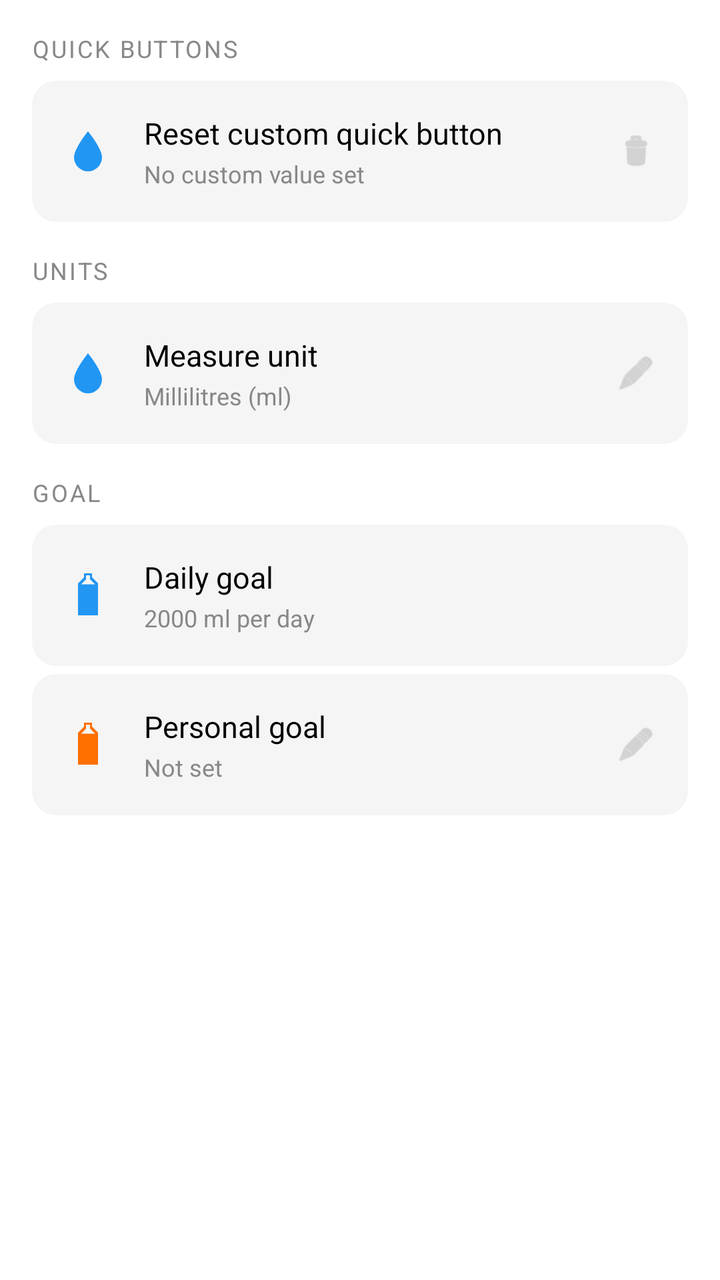
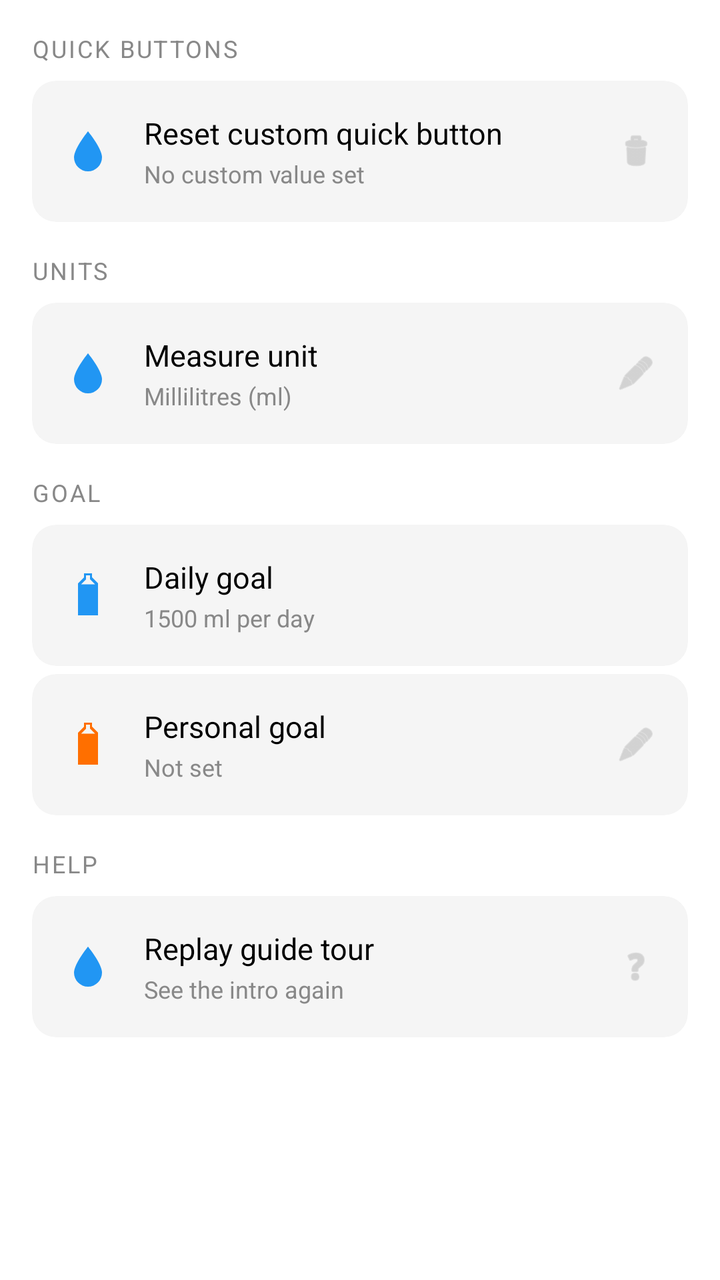

Before-and-after screenshots of an Android layout around one commit, followed by the original layout XML and the change that was made.
<!-- AndroidManifest.xml: application theme Theme.WaterReminder -->
<!-- res/layout/fragment_settings.xml -->
<?xml version="1.0" encoding="utf-8"?>
<androidx.core.widget.NestedScrollView xmlns:android="http://schemas.android.com/apk/res/android"
    xmlns:app="http://schemas.android.com/apk/res-auto"
    android:layout_width="match_parent"
    android:layout_height="match_parent"
    android:background="#FFFFFF">

    <LinearLayout
        android:layout_width="match_parent"
        android:layout_height="wrap_content"
        android:orientation="vertical"
        android:padding="16dp">

        
        <TextView
            android:layout_width="match_parent"
            android:layout_height="wrap_content"
            android:layout_marginBottom="8dp"
            android:text="Quick buttons"
            android:textColor="#888888"
            android:textSize="12sp"
            android:textAllCaps="true"
            android:letterSpacing="0.08" />

        <androidx.cardview.widget.CardView
            android:layout_width="match_parent"
            android:layout_height="wrap_content"
            android:layout_marginBottom="16dp"
            app:cardCornerRadius="12dp"
            app:cardElevation="0dp"
            app:cardBackgroundColor="#F5F5F5">

            <LinearLayout
                android:id="@+id/row_reset_custom"
                android:layout_width="match_parent"
                android:layout_height="wrap_content"
                android:orientation="horizontal"
                android:gravity="center_vertical"
                android:padding="16dp"
                android:background="?attr/selectableItemBackground"
                android:clickable="true"
                android:focusable="true">

                <ImageView
                    android:layout_width="24dp"
                    android:layout_height="24dp"
                    android:layout_marginEnd="16dp"
                    android:src="@drawable/ic_water_drop"
                    android:tint="#2196F3" />

                <LinearLayout
                    android:layout_width="0dp"
                    android:layout_height="wrap_content"
                    android:layout_weight="1"
                    android:orientation="vertical">

                    <TextView
                        android:layout_width="wrap_content"
                        android:layout_height="wrap_content"
                        android:text="Reset custom quick button"
                        android:textColor="#000000"
                        android:textSize="15sp" />

                    <TextView
                        android:id="@+id/text_custom_current"
                        android:layout_width="wrap_content"
                        android:layout_height="wrap_content"
                        android:layout_marginTop="2dp"
                        android:text="No custom value set"
                        android:textColor="#888888"
                        android:textSize="12sp" />

                </LinearLayout>

                <ImageView
                    android:layout_width="20dp"
                    android:layout_height="20dp"
                    android:src="@android:drawable/ic_menu_delete"
                    android:tint="#BBBBBB" />

            </LinearLayout>

        </androidx.cardview.widget.CardView>

        
        <TextView
            android:layout_width="match_parent"
            android:layout_height="wrap_content"
            android:layout_marginBottom="8dp"
            android:text="Units"
            android:textColor="#888888"
            android:textSize="12sp"
            android:textAllCaps="true"
            android:letterSpacing="0.08" />

        <androidx.cardview.widget.CardView
            android:layout_width="match_parent"
            android:layout_height="wrap_content"
            android:layout_marginBottom="16dp"
            app:cardCornerRadius="12dp"
            app:cardElevation="0dp"
            app:cardBackgroundColor="#F5F5F5">

            <LinearLayout
                android:id="@+id/row_set_unit"
                android:layout_width="match_parent"
                android:layout_height="wrap_content"
                android:orientation="horizontal"
                android:gravity="center_vertical"
                android:padding="16dp"
                android:background="?attr/selectableItemBackground"
                android:clickable="true"
                android:focusable="true">

                <ImageView
                    android:layout_width="24dp"
                    android:layout_height="24dp"
                    android:layout_marginEnd="16dp"
                    android:src="@drawable/ic_water_drop"
                    android:tint="#2196F3" />

                <LinearLayout
                    android:layout_width="0dp"
                    android:layout_height="wrap_content"
                    android:layout_weight="1"
                    android:orientation="vertical">

                    <TextView
                        android:layout_width="wrap_content"
                        android:layout_height="wrap_content"
                        android:text="Measure unit"
                        android:textColor="#000000"
                        android:textSize="15sp" />

                    <TextView
                        android:id="@+id/text_unit_current"
                        android:layout_width="wrap_content"
                        android:layout_height="wrap_content"
                        android:layout_marginTop="2dp"
                        android:text="Millilitres (ml)"
                        android:textColor="#888888"
                        android:textSize="12sp" />

                </LinearLayout>

                <ImageView
                    android:layout_width="20dp"
                    android:layout_height="20dp"
                    android:src="@android:drawable/ic_menu_edit"
                    android:tint="#BBBBBB" />

            </LinearLayout>

        </androidx.cardview.widget.CardView>

        
        <TextView
            android:layout_width="match_parent"
            android:layout_height="wrap_content"
            android:layout_marginBottom="8dp"
            android:text="Goal"
            android:textColor="#888888"
            android:textSize="12sp"
            android:textAllCaps="true"
            android:letterSpacing="0.08" />

        <androidx.cardview.widget.CardView
            android:layout_width="match_parent"
            android:layout_height="wrap_content"
            android:layout_marginBottom="2dp"
            app:cardCornerRadius="12dp"
            app:cardElevation="0dp"
            app:cardBackgroundColor="#F5F5F5">

            
            <LinearLayout
                android:layout_width="match_parent"
                android:layout_height="wrap_content"
                android:orientation="horizontal"
                android:gravity="center_vertical"
                android:padding="16dp">

                <ImageView
                    android:layout_width="24dp"
                    android:layout_height="24dp"
                    android:layout_marginEnd="16dp"
                    android:src="@drawable/ic_bottle_full"
                    android:tint="#2196F3" />

                <LinearLayout
                    android:layout_width="0dp"
                    android:layout_height="wrap_content"
                    android:layout_weight="1"
                    android:orientation="vertical">

                    <TextView
                        android:layout_width="wrap_content"
                        android:layout_height="wrap_content"
                        android:text="Daily goal"
                        android:textColor="#000000"
                        android:textSize="15sp" />

                    <TextView
                        android:layout_width="wrap_content"
                        android:layout_height="wrap_content"
                        android:layout_marginTop="2dp"
                        android:text="2000 ml per day"
                        android:textColor="#888888"
                        android:textSize="12sp" />

                </LinearLayout>

            </LinearLayout>

        </androidx.cardview.widget.CardView>

        <androidx.cardview.widget.CardView
            android:layout_width="match_parent"
            android:layout_height="wrap_content"
            android:layout_marginTop="2dp"
            android:layout_marginBottom="16dp"
            app:cardCornerRadius="12dp"
            app:cardElevation="0dp"
            app:cardBackgroundColor="#F5F5F5">

            
            <LinearLayout
                android:id="@+id/row_set_personal_goal"
                android:layout_width="match_parent"
                android:layout_height="wrap_content"
                android:orientation="horizontal"
                android:gravity="center_vertical"
                android:padding="16dp"
                android:background="?attr/selectableItemBackground"
                android:clickable="true"
                android:focusable="true">

                <ImageView
                    android:layout_width="24dp"
                    android:layout_height="24dp"
                    android:layout_marginEnd="16dp"
                    android:src="@drawable/ic_bottle_full"
                    android:tint="#FF6F00" />

                <LinearLayout
                    android:layout_width="0dp"
                    android:layout_height="wrap_content"
                    android:layout_weight="1"
                    android:orientation="vertical">

                    <TextView
                        android:layout_width="wrap_content"
                        android:layout_height="wrap_content"
                        android:text="Personal goal"
                        android:textColor="#000000"
                        android:textSize="15sp" />

                    <TextView
                        android:id="@+id/text_personal_goal_current"
                        android:layout_width="wrap_content"
                        android:layout_height="wrap_content"
                        android:layout_marginTop="2dp"
                        android:text="Not set"
                        android:textColor="#888888"
                        android:textSize="12sp" />

                </LinearLayout>

                <ImageView
                    android:layout_width="20dp"
                    android:layout_height="20dp"
                    android:src="@android:drawable/ic_menu_edit"
                    android:tint="#BBBBBB" />

            </LinearLayout>

        </androidx.cardview.widget.CardView>

    </LinearLayout>

</androidx.core.widget.NestedScrollView>
<!-- resources referenced by this layout -->
<resources>
  <!-- drawable ic_bottle_full (drawable) -->
  <?xml version="1.0" encoding="utf-8"?>
  <vector xmlns:android="http://schemas.android.com/apk/res/android"
      android:width="24dp"
      android:height="24dp"
      android:viewportWidth="24"
      android:viewportHeight="24">
      <path
          android:fillColor="#FFFFFF"
          android:fillType="evenOdd"
          android:pathData="
              M10,1 H14 V3 L17,6 V22 H7 V6 L10,3 Z
              M11,2 H13 V4 L15.5,6.5 V21 H8.5 V6.5 L11,4 Z
              M8.5,6.5 H15.5 V21 H8.5 Z" />
  </vector>
  <!-- drawable ic_water_drop (drawable) -->
  <?xml version="1.0" encoding="utf-8"?>
  <vector xmlns:android="http://schemas.android.com/apk/res/android"
      android:width="18dp"
      android:height="18dp"
      android:viewportWidth="24"
      android:viewportHeight="24">
      <path
          android:fillColor="#2196F3"
          android:pathData="M12,2C12,2 5,10.5 5,15a7,7 0,0 0,14 0C19,10.5 12,2 12,2z" />
  </vector>
  <style name="Theme.WaterReminder" parent="Base.Theme.WaterReminder" />
  <style name="Base.Theme.WaterReminder" parent="Theme.Material3.DayNight.NoActionBar">
          
          
      </style>
</resources>

<!-- the commit's change to res/layout/fragment_settings.xml (unified diff, before → after) -->
@@ -204,7 +204,7 @@
                         android:layout_width="wrap_content"
                         android:layout_height="wrap_content"
                         android:layout_marginTop="2dp"
-                        android:text="2000 ml per day"
+                        android:text="1500 ml per day"
                         android:textColor="#888888"
                         android:textSize="12sp" />
 
@@ -276,6 +276,76 @@
 
         </androidx.cardview.widget.CardView>
 
+        
+        <TextView
+            android:layout_width="match_parent"
+            android:layout_height="wrap_content"
+            android:layout_marginBottom="8dp"
+            android:text="Help"
+            android:textColor="#888888"
+            android:textSize="12sp"
+            android:textAllCaps="true"
+            android:letterSpacing="0.08" />
+
+        <androidx.cardview.widget.CardView
+            android:layout_width="match_parent"
+            android:layout_height="wrap_content"
+            android:layout_marginBottom="16dp"
+            app:cardCornerRadius="12dp"
+            app:cardElevation="0dp"
+            app:cardBackgroundColor="#F5F5F5">
+
+            <LinearLayout
+                android:id="@+id/row_replay_tour"
+                android:layout_width="match_parent"
+                android:layout_height="wrap_content"
+                android:orientation="horizontal"
+                android:gravity="center_vertical"
+                android:padding="16dp"
+                android:background="?attr/selectableItemBackground"
+                android:clickable="true"
+                android:focusable="true">
+
+                <ImageView
+                    android:layout_width="24dp"
+                    android:layout_height="24dp"
+                    android:layout_marginEnd="16dp"
+                    android:src="@drawable/ic_water_drop"
+                    android:tint="#2196F3" />
+
+                <LinearLayout
+                    android:layout_width="0dp"
+                    android:layout_height="wrap_content"
+                    android:layout_weight="1"
+                    android:orientation="vertical">
+
+                    <TextView
+                        android:layout_width="wrap_content"
+                        android:layout_height="wrap_content"
+                        android:text="Replay guide tour"
+                        android:textColor="#000000"
+                        android:textSize="15sp" />
+
+                    <TextView
+                        android:layout_width="wrap_content"
+                        android:layout_height="wrap_content"
+                        android:layout_marginTop="2dp"
+                        android:text="See the intro again"
+                        android:textColor="#888888"
+                        android:textSize="12sp" />
+
+                </LinearLayout>
+
+                <ImageView
+                    android:layout_width="20dp"
+                    android:layout_height="20dp"
+                    android:src="@android:drawable/ic_menu_help"
+                    android:tint="#BBBBBB" />
+
+            </LinearLayout>
+
+        </androidx.cardview.widget.CardView>
+
     </LinearLayout>
 
 </androidx.core.widget.NestedScrollView>
